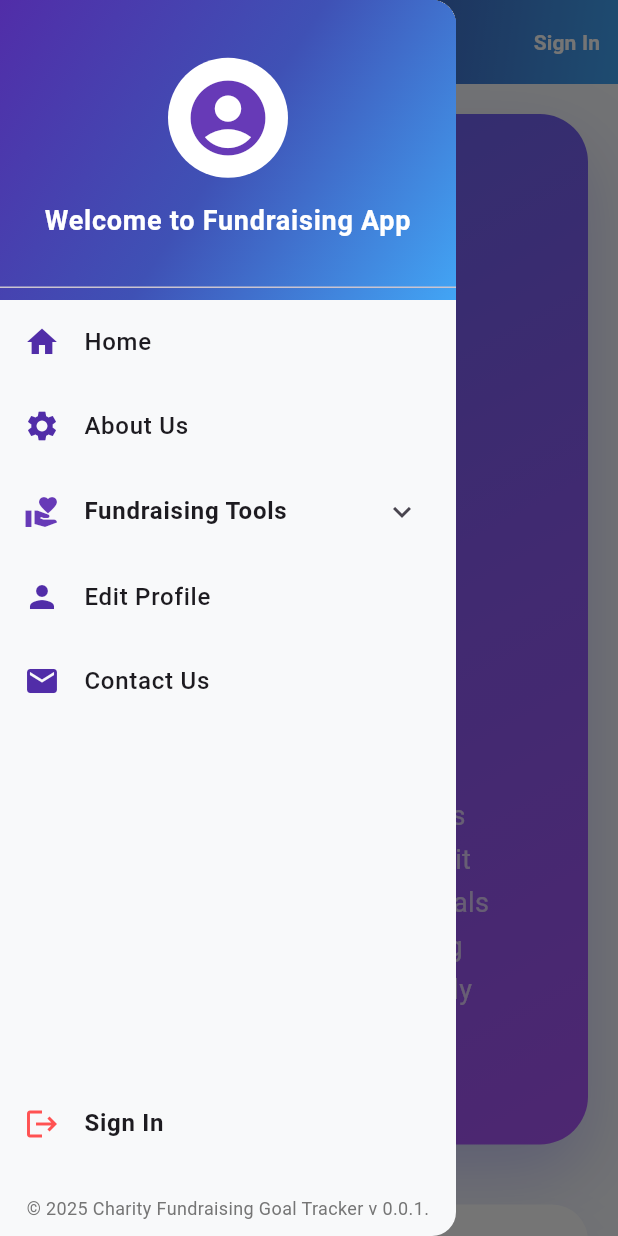
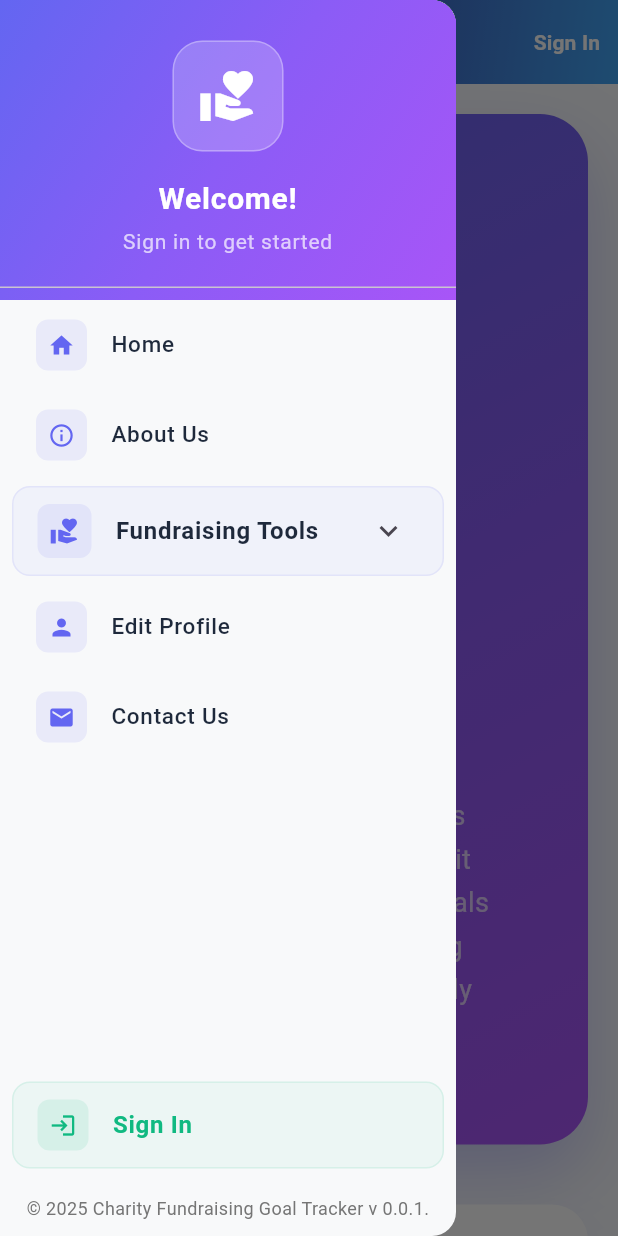
Before and after one commit to suleymansurucu/flutter_fundraising_goal_chart, a Flutter app: the AboutUs screen opened by its route, with the side drawer open, on a phone screen of 412 x 824 dp. Run offline on Flutter 3.47's test engine with Material 3 defaults, Android fonts, the phone set to English and light mode, and no system bars; our stand-ins replace another_flushbar, cloud_firestore, easy_stepper, firebase_auth, firebase_core, flutter_screenutil and 4 more; missing offline and left inert: gauge_indicator; accounts and stored records are empty; generated files the repository leaves out were written again.

Commit message:
feat: enhance drawer menu with user authentication checks and UI improvements

```diff
--- a/lib/core/utils/constants/build_draw_menu.dart
+++ b/lib/core/utils/constants/build_draw_menu.dart
@@ -21,9 +21,10 @@ class _BuildDrawMenuState extends State<BuildDrawMenu> {
       backgroundColor: Constants.background,
       child: Consumer<UserViewModels>(
         builder: (context, userViewModel, child) {
-
+          // Only call _getFullName if we don't have the name yet
+          if (userViewModel.userModel != null && fullName == "Guest") {
             _getFullName(context);
-          debugPrint('username : $fullName');
+          }
 
           return Column(
             children: [
@@ -42,15 +43,15 @@ class _BuildDrawMenuState extends State<BuildDrawMenu> {
     return Container(
       height: 200,
       width: double.infinity,
-      decoration: BoxDecoration(
+      decoration: const BoxDecoration(
         gradient: LinearGradient(
-          colors: [
-            Colors.deepPurple.shade700,
-            Colors.indigo.shade500,
-            Colors.blue.shade400,
-          ],
           begin: Alignment.topLeft,
           end: Alignment.bottomRight,
+          colors: [
+            Color(0xFF6366F1),
+            Color(0xFF8B5CF6),
+            Color(0xFFA855F7),
+          ],
         ),
       ),
       child: DrawerHeader(
@@ -61,18 +62,35 @@ class _BuildDrawMenuState extends State<BuildDrawMenu> {
           mainAxisAlignment: MainAxisAlignment.center,
           crossAxisAlignment: CrossAxisAlignment.center,
           children: [
-            const CircleAvatar(
-              radius: 40,
-              backgroundColor: Colors.white,
-              child: Icon(Icons.account_circle, color: Colors.deepPurple, size: 60),
+            Container(
+              padding: const EdgeInsets.all(16),
+              decoration: BoxDecoration(
+                color: Colors.white.withOpacity(0.2),
+                borderRadius: BorderRadius.circular(20),
+                border: Border.all(color: Colors.white.withOpacity(0.3)),
               ),
-            const SizedBox(height: 15),
+              child: const Icon(
+                Icons.volunteer_activism,
+                color: Colors.white,
+                size: 40,
+              ),
+            ),
+            const SizedBox(height: 16),
             Text(
-              fullName.isNotEmpty ? 'Hello, $fullName!' : 'Welcome to Fundraising App',
+              fullName.isNotEmpty ? 'Hello, $fullName!' : 'Welcome!',
               style: const TextStyle(
                 color: Colors.white,
-                fontSize: 18,
+                fontSize: 20,
                 fontWeight: FontWeight.bold,
+              ),
+              textAlign: TextAlign.center,
+            ),
+            const SizedBox(height: 4),
+            Text(
+              fullName.isNotEmpty ? 'Ready to track your progress?' : 'Sign in to get started',
+              style: const TextStyle(
+                color: Colors.white70,
+                fontSize: 14,
               ),
               textAlign: TextAlign.center,
             ),
@@ -83,44 +101,115 @@ class _BuildDrawMenuState extends State<BuildDrawMenu> {
   }
 
   Widget _buildMenuItems(BuildContext context) {
+    return Consumer<UserViewModels>(
+      builder: (context, userViewModel, child) {
+        final isAuthenticated = userViewModel.userModel != null;
+
         return ListView(
           padding: EdgeInsets.zero,
           children: [
             _menuItem(Icons.home, 'Home', () => context.go(RouteNames.home)),
-        _menuItem(Icons.settings, 'About Us', () => context.go(RouteNames.aboutUs)),
+            _menuItem(Icons.info_outline, 'About Us', () => context.go(RouteNames.aboutUs)),
+            if (isAuthenticated) ...[
               _buildExpandableMenu(context),
               _menuItem(Icons.person, 'Edit Profile', () => context.go(RouteNames.userProfile)),
+            ],
             _menuItem(Icons.mail, 'Contact Us', () => context.go(RouteNames.contactUs)),
           ],
+        );
+      },
     );
   }
 
   Widget _buildExpandableMenu(BuildContext context) {
-    return ExpansionTile(
-      title: const Text('Fundraising Tools', style: TextStyle(fontSize: 16, fontWeight: FontWeight.bold)),
-      leading: const Icon(Icons.volunteer_activism, color: Colors.deepPurple),
+    return Container(
+      margin: const EdgeInsets.symmetric(horizontal: 8, vertical: 4),
+      decoration: BoxDecoration(
+        color: const Color(0xFF6366F1).withOpacity(0.05),
+        borderRadius: BorderRadius.circular(12),
+        border: Border.all(color: const Color(0xFF6366F1).withOpacity(0.1)),
+      ),
+      child: ExpansionTile(
+        title: const Text(
+          'Fundraising Tools',
+          style: TextStyle(
+            fontSize: 16,
+            fontWeight: FontWeight.w600,
+            color: Color(0xFF1E293B),
+          ),
+        ),
+        leading: Container(
+          padding: const EdgeInsets.all(8),
+          decoration: BoxDecoration(
+            color: const Color(0xFF6366F1).withOpacity(0.1),
+            borderRadius: BorderRadius.circular(8),
+          ),
+          child: const Icon(
+            Icons.volunteer_activism,
+            color: Color(0xFF6366F1),
+            size: 20,
+          ),
+        ),
         children: [
           _menuItem(Icons.add_chart, 'Create New Fundraising', () => context.go(RouteNames.fundraisingSetup)),
-        _menuItem(Icons.history, 'Previous Fundraising Charts', () => context.go(RouteNames.allFundraisingShowList)),
+          _menuItem(Icons.history, 'My Fundraising Charts', () => context.go(RouteNames.allFundraisingShowList)),
           _menuItem(Icons.monetization_on, 'Enter Donation', () => context.go(RouteNames.entryDonation)),
           _menuItem(Icons.list, 'Donation List', () => context.go(RouteNames.donationList)),
         ],
+      ),
     );
   }
 
   Widget _buildFooter(BuildContext context, bool isLoggedIn) {
-    return Padding(
-      padding: const EdgeInsets.symmetric(vertical: 10.0),
+    return Container(
+      margin: const EdgeInsets.symmetric(horizontal: 8, vertical: 8),
+      decoration: BoxDecoration(
+        color: isLoggedIn
+            ? Colors.red.withOpacity(0.05)
+            : const Color(0xFF10B981).withOpacity(0.05),
+        borderRadius: BorderRadius.circular(12),
+        border: Border.all(
+          color: isLoggedIn
+              ? Colors.red.withOpacity(0.1)
+              : const Color(0xFF10B981).withOpacity(0.1),
+        ),
+      ),
       child: ListTile(
-        leading: const Icon(Icons.logout, color: Colors.redAccent),
+        leading: Container(
+          padding: const EdgeInsets.all(8),
+          decoration: BoxDecoration(
+            color: isLoggedIn
+                ? Colors.red.withOpacity(0.1)
+                : const Color(0xFF10B981).withOpacity(0.1),
+            borderRadius: BorderRadius.circular(8),
+          ),
+          child: Icon(
+            isLoggedIn ? Icons.logout : Icons.login,
+            color: isLoggedIn ? Colors.red : const Color(0xFF10B981),
+            size: 18,
+          ),
+        ),
         title: Text(
           isLoggedIn ? 'Logout' : 'Sign In',
-          style: const TextStyle(fontWeight: FontWeight.bold),
+          style: TextStyle(
+            fontWeight: FontWeight.w600,
+            color: isLoggedIn ? Colors.red : const Color(0xFF10B981),
+          ),
         ),
         onTap: () {
           Navigator.pop(context);
-          isLoggedIn ? context.go(RouteNames.home) : context.go(RouteNames.singIn);
+          if (isLoggedIn) {
+            // Handle logout
+            final userViewModel = Provider.of<UserViewModels>(context, listen: false);
+            userViewModel.signOutWithEmailAndPassword(userViewModel.userModel!.userID);
+            context.go(RouteNames.home);
+          } else {
+            context.go(RouteNames.singIn);
+          }
         },
+        shape: RoundedRectangleBorder(
+          borderRadius: BorderRadius.circular(12),
+        ),
       ),
     );
   }
@@ -138,23 +227,54 @@ class _BuildDrawMenuState extends State<BuildDrawMenu> {
   }
 
   Widget _menuItem(IconData icon, String title, VoidCallback onTap) {
-    return ListTile(
-      leading: Icon(icon, color: Colors.deepPurple.shade700),
+    return Container(
+      margin: const EdgeInsets.symmetric(horizontal: 8, vertical: 2),
+      decoration: BoxDecoration(
+        borderRadius: BorderRadius.circular(8),
+      ),
+      child: ListTile(
+        leading: Container(
+          padding: const EdgeInsets.all(8),
+          decoration: BoxDecoration(
+            color: const Color(0xFF6366F1).withOpacity(0.1),
+            borderRadius: BorderRadius.circular(8),
+          ),
+          child: Icon(
+            icon,
+            color: const Color(0xFF6366F1),
+            size: 18,
+          ),
+        ),
         title: Text(
           title,
-        style: const TextStyle(fontSize: 16, fontWeight: FontWeight.w500),
+          style: const TextStyle(
+            fontSize: 15,
+            fontWeight: FontWeight.w500,
+            color: Color(0xFF1E293B),
           ),
-      onTap: onTap,
+        ),
+        onTap: () {
+          Navigator.pop(context);
+          onTap();
+        },
+        shape: RoundedRectangleBorder(
+          borderRadius: BorderRadius.circular(8),
+        ),
+        hoverColor: const Color(0xFF6366F1).withOpacity(0.05),
+      ),
     );
   }
 
   void _getFullName(BuildContext context) async {
     final userViewModels = Provider.of<UserViewModels>(context, listen: false);
+    if (userViewModels.userModel != null && userViewModels.fullName == null) {
       final _userviewModel = await userViewModels.getUserData(userViewModels.userModel!.userID);
-    debugPrint(
-        'getfullNamedeyiz biz bu userview model${userViewModels.fullName}');
-    Future.delayed(Duration(milliseconds: 400));
+      if (_userviewModel?.fullName != null) {
         fullName = _userviewModel!.fullName!;
-    debugPrint('method icerisinde $fullName');
+        setState(() {}); // Update UI only when we have the name
+      }
+    } else if (userViewModels.fullName != null) {
+      fullName = userViewModels.fullName!;
     }
   }
+}
```
Lines whose indentation alone changed are shown as unchanged.
